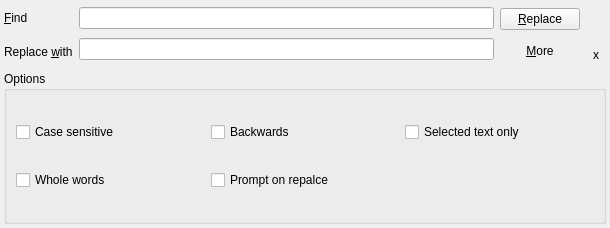
The window that tools/qtsourceview/demos/demo5/replaceform.ui (diegoiast/qtsourceview) describes before a commit, drawn with Qt 5.
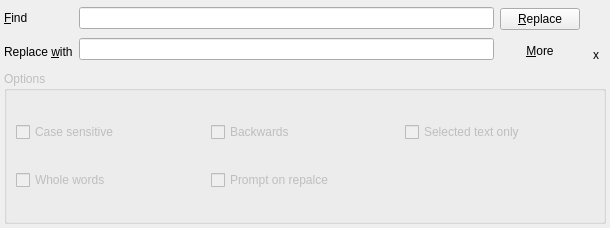
The same window after the commit.

Commit message: Fix previous commit, by moving the keyboard handling to the text operation widget. Cycling trough the replace widget widgets is not working as I want to (yet). Clened code for the keyboard handler of the text editor - now missing commands are easier to fill in.

What changed in the file:
```diff
--- a/tools/qtsourceview/demos/demo5/replaceform.ui
+++ b/tools/qtsourceview/demos/demo5/replaceform.ui
@@ -132,6 +132,9 @@
    </item>
    <item>
     <widget class="QGroupBox" name="optionsGroupBox">
+     <property name="enabled">
+      <bool>false</bool>
+     </property>
      <property name="title">
       <string>Options</string>
      </property>
```
Left out of the diff: 16 changed lines with no effect on the pictures. The commit also changes 3 other files.
